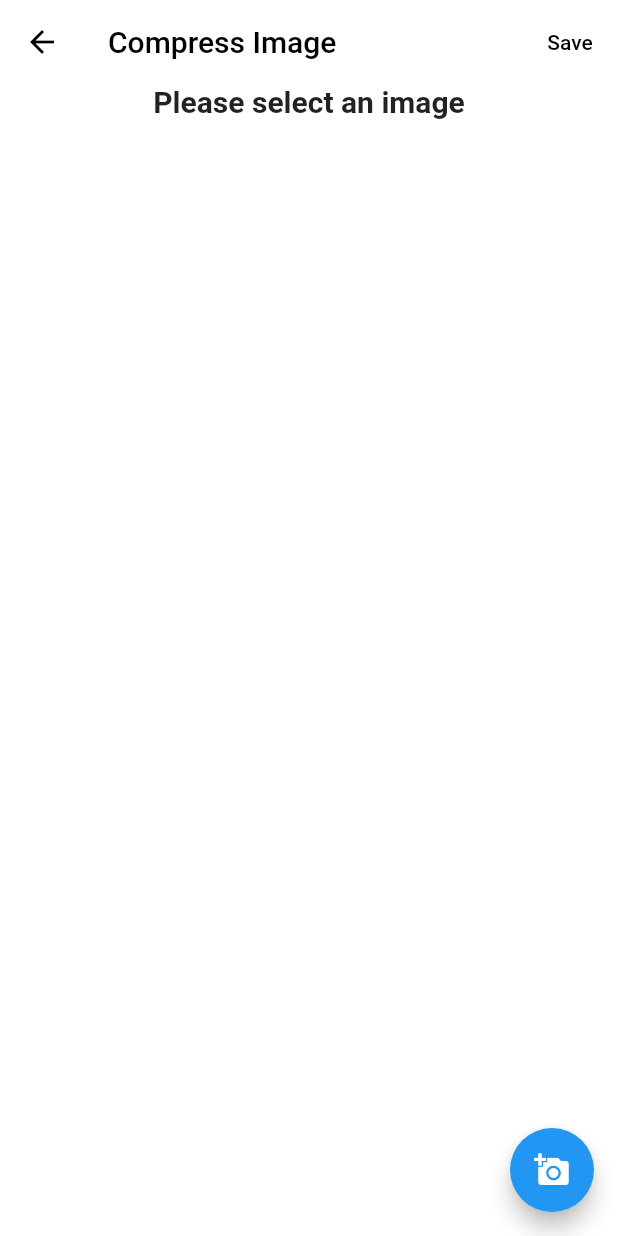
After one commit to RivaanRanawat/imago, a Flutter app: the screen it shows after launch, after a tap on "Compress Image", on a phone screen of 412 x 824 dp. The commit adds this screen. Run offline on Flutter 3.47's test engine with Material 2 defaults, Android fonts, the light colour scheme and no system bars; our stand-ins replace flutter_image_compress, image_cropper, image_gallery_saver, image_picker, permission_handler; missing offline and left inert: flutter_gradients, image_editor_pro, photofilters.

Commit message:
added image compression

```diff
--- a/lib/home_screen.dart
+++ b/lib/home_screen.dart
@@ -1,7 +1,10 @@
+import 'dart:io';
+
 import 'package:flutter/material.dart';
 import 'package:flutter_gradients/flutter_gradients.dart';
 import 'package:image_editor_pro/image_editor_pro.dart';
 import 'package:image_gallery_saver/image_gallery_saver.dart';
+import 'package:imago/screens/compress_image_screen.dart';
 import 'package:imago/screens/crop_rotate_screen.dart';
 import 'package:imago/screens/filters_image_screen.dart';
 import 'package:imago/utils/repeated_functions.dart';
@@ -67,24 +70,25 @@ class _HomeScreenState extends State<HomeScreen> {
                     builder: (context) => FiltersImageScreen())),
                 FlutterGradients.amourAmour()),
             buildCard(
-                Icons.remove,
-                "Remove Background",
-                EdgeInsets.fromLTRB(25.0, 0.0, 5.0, 20.0),
-                () {},
-                FlutterGradients.smartIndigo()),
-            buildCard(
                 Icons.image,
                 "Generate Meme",
-                EdgeInsets.fromLTRB(10.0, 0.0, 25.0, 20.0),
+                EdgeInsets.fromLTRB(25.0, 0.0, 5.0, 20.0),
                 () {},
                 FlutterGradients.newLife()),
             buildCard(
                 Icons.crop_rotate,
                 "Crop And Rotate",
-                EdgeInsets.fromLTRB(25.0, 0.0, 5.0, 20.0),
+                EdgeInsets.fromLTRB(10.0, 0.0, 25.0, 20.0),
                 () => Navigator.of(context).push(MaterialPageRoute(
                     builder: (context) => CropRotateScreen())),
                 FlutterGradients.happyMemories()),
+            buildCard(
+                Icons.compress,
+                "Compress Image",
+                EdgeInsets.fromLTRB(25.0, 0.0, 5.0, 20.0),
+                () => Navigator.of(context).push(MaterialPageRoute(
+                    builder: (context) => CompressImageScreen())),
+                FlutterGradients.smartIndigo()),
           ],
         ),
       ),
--- /dev/null
+++ b/lib/screens/compress_image_screen.dart
@@ -0,0 +1,133 @@
+import 'dart:io';
+
+import 'package:flutter/material.dart';
+import 'package:flutter_image_compress/flutter_image_compress.dart';
+import 'package:image_gallery_saver/image_gallery_saver.dart';
+import 'package:image_picker/image_picker.dart';
+import 'package:imago/home_screen.dart';
+import 'package:imago/utils/repeated_functions.dart';
+import 'package:permission_handler/permission_handler.dart';
+
+class CompressImageScreen extends StatefulWidget {
+  const CompressImageScreen({Key key}) : super(key: key);
+
+  @override
+  _CompressImageScreenState createState() => _CompressImageScreenState();
+}
+
+class _CompressImageScreenState extends State<CompressImageScreen> {
+  File imageFile;
+  File newImage;
+  double _value = 5;
+
+  Future<File> compressFile(File file, int value) async {
+    final filePath = file.absolute.path;
+    final lastIndex = filePath.lastIndexOf(new RegExp(r'.jp'));
+    final splitted = filePath.substring(0, (lastIndex));
+    final outPath = "${splitted}_out${filePath.substring(lastIndex)}";
+    var result = await FlutterImageCompress.compressAndGetFile(
+      file.absolute.path,
+      outPath,
+      quality: value,
+    );
+    print(file.lengthSync());
+    print(result.lengthSync());
+    return result;
+  }
+
+  @override
+  Widget build(BuildContext context) {
+    return Scaffold(
+      backgroundColor: Colors.white,
+      appBar: AppBar(
+        iconTheme: IconThemeData(color: Colors.black),
+        elevation: 0,
+        backgroundColor: Colors.white,
+        title: Text(
+          "Compress Image",
+          style: TextStyle(color: Colors.black),
+        ),
+        actions: [
+          TextButton(
+            onPressed: () async {
+              if (imageFile != null) {
+                requestPermission(Permission.storage).then((value) {
+                  ImageGallerySaver.saveFile(newImage.path).then((value) {
+                    Navigator.of(context).pushReplacement(
+                        MaterialPageRoute(builder: (context) => HomeScreen()));
+                  }).catchError((err) => print(err));
+                }).catchError((err) => print(err));
+              }
+            },
+            child: Text(
+              "Save",
+              style: TextStyle(color: Colors.black),
+            ),
+          )
+        ],
+      ),
+      body: Column(
+        crossAxisAlignment: CrossAxisAlignment.start,
+        children: [
+          imageFile != null
+              ? Row(
+                  children: [
+                    imageFile != null
+                        ? Container(
+                            child: Image.file(imageFile),
+                            height: MediaQuery.of(context).size.height * 0.5,
+                            width: MediaQuery.of(context).size.width * 0.49,
+                          )
+                        : Container(
+                            height: MediaQuery.of(context).size.height * 0.5,
+                            child: Center(
+                              child: Text(
+                                "Please select an image",
+                                style: TextStyle(
+                                    fontWeight: FontWeight.bold, fontSize: 20),
+                              ),
+                            ),
+                          ),
+                    SizedBox(
+                      width: MediaQuery.of(context).size.width * 0.02,
+                    ),
+                    newImage != null
+                        ? Container(
+                            child: Image.file(newImage),
+                            height: MediaQuery.of(context).size.height * 0.5,
+                            width: MediaQuery.of(context).size.width * 0.49,
+                          )
+                        : Container()
+                  ],
+                )
+              : Center(
+                  child: Text(
+                    "Please select an image",
+                    style: TextStyle(fontWeight: FontWeight.bold, fontSize: 20),
+                  ),
+                ),
+        ],
+      ),
+      floatingActionButton: FloatingActionButton(
+          onPressed: () async {
+            final pickedImage =
+                await ImagePicker().getImage(source: ImageSource.gallery);
+            setState(() {
+              imageFile = pickedImage != null ? File(pickedImage.path) : null;
+            });
+            if (imageFile != null) {
+              try {
+                File img = await compressFile(imageFile, _value.toInt());
+                setState(() {
+                  newImage = img;
+                });
+                print(newImage);
+              } catch (err) {
+                print(err);
+              }
+            }
+          },
+          child: Icon(Icons.add_a_photo)),
+    );
+  }
+}
--- a/lib/screens/filters_image_screen.dart
+++ b/lib/screens/filters_image_screen.dart
@@ -58,6 +58,7 @@ class _FiltersImageScreenState extends State<FiltersImageScreen> {
     return Scaffold(
       backgroundColor: Colors.white,
       appBar: new AppBar(
+        elevation: 0,
         iconTheme: IconThemeData(color: Colors.black),
         backgroundColor: Colors.white,
         title: new Text(
@@ -97,6 +98,8 @@ class _FiltersImageScreenState extends State<FiltersImageScreen> {
         onPressed: () => getImage(context),
         tooltip: 'Pick Image',
         child: new Icon(Icons.add_a_photo),
+        backgroundColor: Colors.white,
+        foregroundColor: Colors.black,
       ),
     );
   }
--- a/pubspec.yaml
+++ b/pubspec.yaml
@@ -25,6 +25,7 @@ dependencies:
   flutter:
     sdk: flutter
   flutter_gradients: ^1.0.0+3
+  flutter_image_compress: ^1.1.0
   image_cropper: ^1.4.1
   image_editor_pro: ^1.1.8
   image_gallery_saver: ^1.6.6
```
Also changed, not shown: pubspec.lock.
